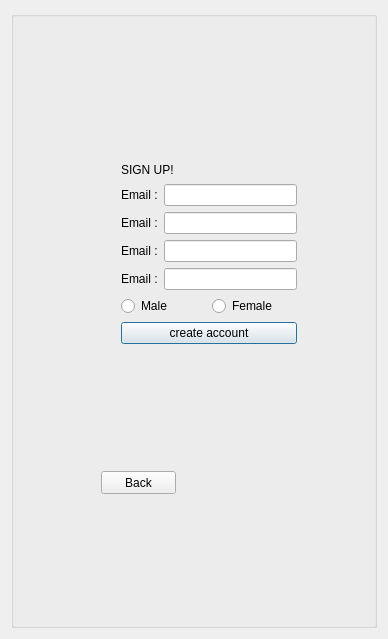
This is CS106LibrarySys/createaccountdialog.ui in hunterjreid/Library-Management-System as Qt 5 draws it before an edit. The edited form follows.
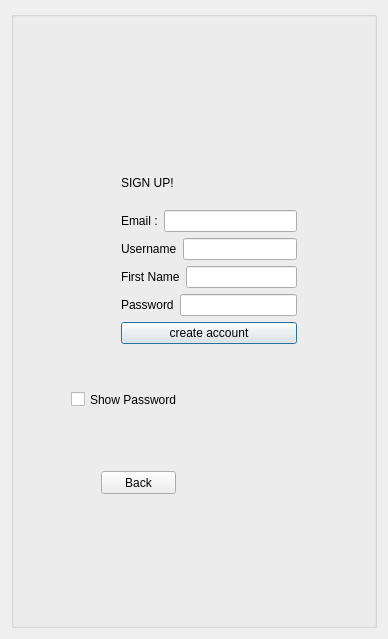
This is the edited form.

Commit message: Account signin started and hide password added.

Diff of the .ui file:
```diff
--- a/CS106LibrarySys/createaccountdialog.ui
+++ b/CS106LibrarySys/createaccountdialog.ui
@@ -31,7 +31,7 @@
      <property name="title">
       <string/>
      </property>
-     <widget class="QWidget" name="">
+     <widget class="QWidget" name="layoutWidget">
       <property name="geometry">
        <rect>
         <x>110</x>
@@ -69,7 +69,7 @@
            <item>
             <widget class="QLabel" name="label_4">
              <property name="text">
-              <string>Email :</string>
+              <string>Username</string>
              </property>
             </widget>
            </item>
@@ -83,7 +83,7 @@
            <item>
             <widget class="QLabel" name="label_2">
              <property name="text">
-              <string>Email :</string>
+              <string>First Name</string>
              </property>
             </widget>
            </item>
@@ -97,7 +97,7 @@
            <item>
             <widget class="QLabel" name="label_3">
              <property name="text">
-              <string>Email :</string>
+              <string>Password</string>
              </property>
             </widget>
            </item>
@@ -109,25 +109,7 @@
         </layout>
        </item>
        <item>
-        <layout class="QHBoxLayout" name="horizontalLayout_5">
-         <item>
-          <widget class="QRadioButton" name="radioButton">
-           <property name="text">
-            <string>Male</string>
-           </property>
-          </widget>
-         </item>
-         <item>
-          <widget class="QRadioButton" name="radioButton_2">
-           <property name="text">
-            <string>Female</string>
-           </property>
-          </widget>
-         </item>
-        </layout>
-       </item>
-       <item>
-        <widget class="QPushButton" name="pushButton">
+        <widget class="QPushButton" name="createAccountBtn">
          <property name="text">
           <string>create account</string>
          </property>
@@ -148,6 +130,19 @@
        <string>Back</string>
       </property>
      </widget>
+     <widget class="QCheckBox" name="checkBox">
+      <property name="geometry">
+       <rect>
+        <x>60</x>
+        <y>380</y>
+        <width>181</width>
+        <height>17</height>
+       </rect>
+      </property>
+      <property name="text">
+       <string>Show Password</string>
+      </property>
+     </widget>
     </widget>
    </item>
   </layout>
```
Left out of the diff: 8 changed lines with no effect on the pictures. The commit also changes 5 other files.
